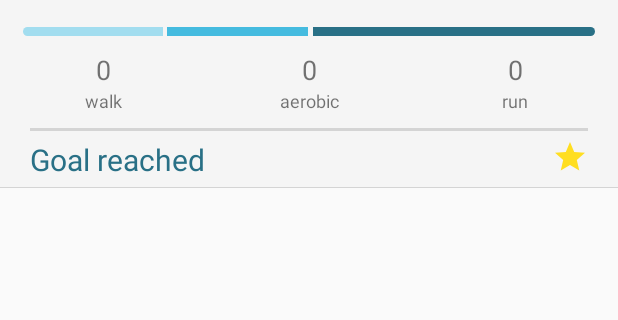
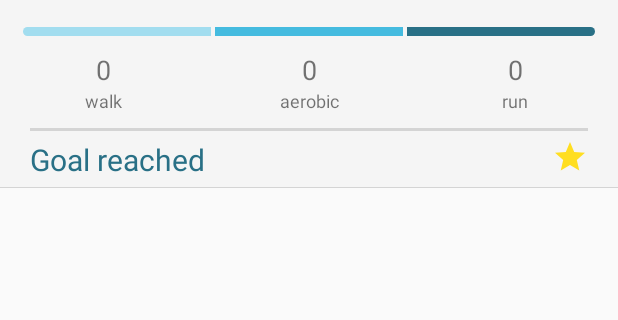
Before and after one commit to akapitanskiy/StepsApp2, an Android app: the layout list_item.xml on its own in the app's theme, with its tools: preview values and no code run, on a phone screen of 412 x 824 dp, the part 82-402 px from its top. Run offline under Robolectric (Android 15) with nearby library versions, the phone set to English and light mode, and no system bars; network calls fail.

Commit message:
styles fixes

```diff
--- a/app/src/main/java/com/alexthekap/stepsapp/adapter/StepsListAdapter.java
+++ b/app/src/main/java/com/alexthekap/stepsapp/adapter/StepsListAdapter.java
@@ -92,8 +92,8 @@ public class StepsListAdapter extends RecyclerView.Adapter<StepsListAdapter.Step
             int aerobic = item.getAerobic();
             int run = item.getRun();
             int stepsTotal = walk + aerobic + run;
+
             if(stepsTotal < steps) {
-                goal_reached.setVisibility(View.INVISIBLE);
                 goal_reachedParams.height = 0;
                 goal_reached.setLayoutParams(goal_reachedParams);
             }
--- a/app/src/main/res/layout/list_item.xml
+++ b/app/src/main/res/layout/list_item.xml
@@ -50,33 +50,20 @@
             android:paddingRight="12dp">
             <FrameLayout
                 android:id="@+id/piece1"
-                android:layout_width="0dp"
-                android:layout_height="6dp"
+                style="@style/linePieChartPiece"
                 android:background="@drawable/corner_left"
                 android:layout_marginStart="3dp"
-                android:layout_marginEnd="1dp"
-                android:minWidth="1dp"
-                android:layout_weight="1"
                 />
             <FrameLayout
                 android:id="@+id/piece2"
-                android:layout_width="0dp"
-                android:layout_height="6dp"
+                style="@style/linePieChartPiece"
                 android:background="@color/colorPiece2"
-                android:layout_marginStart="1dp"
-                android:layout_marginEnd="1dp"
-                android:minWidth="1dp"
-                android:layout_weight="1"
                 />
             <FrameLayout
                 android:id="@+id/piece3"
-                android:layout_width="0dp"
-                android:layout_height="6dp"
+                style="@style/linePieChartPiece"
                 android:background="@drawable/corner_right"
-                android:layout_marginStart="2dp"
                 android:layout_marginEnd="3dp"
-                android:minWidth="1dp"
-                android:layout_weight="2"
                 />
         </LinearLayout>
 
@@ -86,30 +73,15 @@
             android:paddingTop="10dp">
             <TextView
                 android:id="@+id/tvWalkSteps"
-                android:layout_width="0dp"
-                android:layout_height="wrap_content"
-                android:layout_weight="1"
-                android:gravity="center_horizontal"
-                android:text="@string/zero"
-                android:textSize="18sp"
+                style="@style/stepsQty"
                 />
             <TextView
                 android:id="@+id/tvAerobicSteps"
-                android:layout_width="0dp"
-                android:layout_height="wrap_content"
-                android:layout_weight="1"
-                android:gravity="center_horizontal"
-                android:text="@string/zero"
-                android:textSize="18sp"
+                style="@style/stepsQty"
                 />
             <TextView
                 android:id="@+id/tvRunSteps"
-                android:layout_width="0dp"
-                android:layout_height="wrap_content"
-                android:layout_weight="1"
-                android:gravity="center_horizontal"
-                android:text="@string/zero"
-                android:textSize="18sp"
+                style="@style/stepsQty"
                 />
         </LinearLayout>
 
@@ -118,28 +90,16 @@
             android:layout_height="wrap_content"
             android:paddingBottom="10dp">
             <TextView
-                android:layout_width="0dp"
-                android:layout_height="wrap_content"
-                android:layout_weight="1"
-                android:gravity="center_horizontal"
+                style="@style/stepsName"
                 android:text="@string/walk"
-                android:textSize="12sp"
                 />
             <TextView
-                android:layout_width="0dp"
-                android:layout_height="wrap_content"
-                android:layout_weight="1"
-                android:gravity="center_horizontal"
+                style="@style/stepsName"
                 android:text="@string/aerobic"
-                android:textSize="12sp"
                 />
             <TextView
-                android:layout_width="0dp"
-                android:layout_height="wrap_content"
-                android:layout_weight="1"
-                android:gravity="center_horizontal"
+                style="@style/stepsName"
                 android:text="@string/run"
-                android:textSize="12sp"
                 />
         </LinearLayout>
 
@@ -156,7 +116,7 @@
                 android:layout_marginEnd="20dp"
                 android:minHeight="2dp"
                 android:background="@color/colorPrimary"
-            />
+                />
 
             <FrameLayout
                 android:layout_width="match_parent"
@@ -182,8 +142,6 @@
                     android:layout_gravity="end"
                     />
             </FrameLayout>
-
         </LinearLayout>
-
     </LinearLayout>
 </LinearLayout>
--- a/app/src/main/res/values/styles.xml
+++ b/app/src/main/res/values/styles.xml
@@ -8,4 +8,25 @@
         <item name="colorAccent">@color/colorAccent</item>
     </style>
 
+    <style name="linePieChartPiece">
+        <item name="android:layout_width">0dp</item>
+        <item name="android:layout_height">6dp</item>
+        <item name="android:layout_weight">1</item>
+        <item name="android:layout_marginStart">1dp</item>
+        <item name="android:layout_marginEnd">1dp</item>
+    </style>
+
+    <style name="stepsQty">
+        <item name="android:layout_width">0dp</item>
+        <item name="android:layout_height">wrap_content</item>
+        <item name="android:text">@string/zero</item>
+        <item name="android:layout_weight">1</item>
+        <item name="android:gravity">center_horizontal</item>
+        <item name="android:textSize">18sp</item>
+    </style>
+
+    <style name="stepsName" parent="stepsQty">
+        <item name="android:textSize">12sp</item>
+    </style>
+
 </resources>
```
